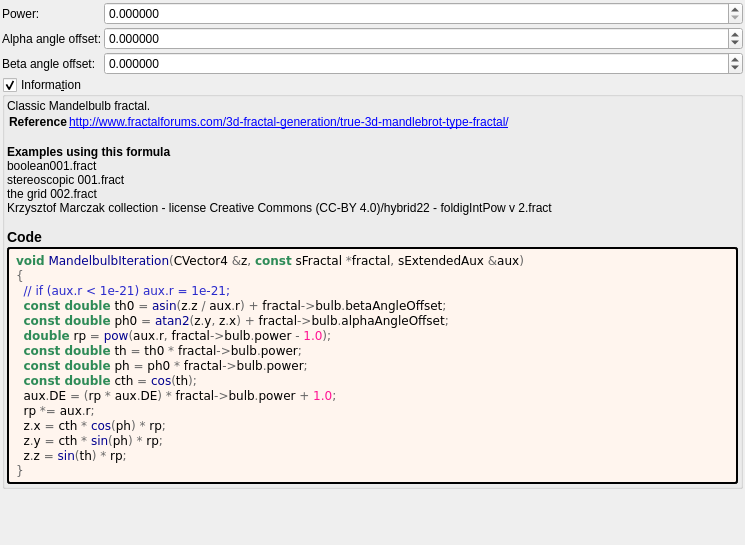
Qt form mandelbulber2/formula/ui/mandelbulb.ui (buddhi1980/mandelbulber2) before a commit.
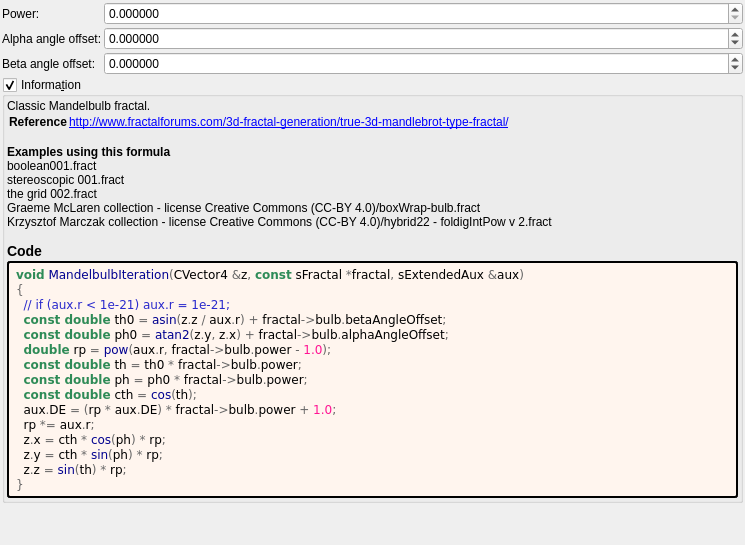
The same form after that commit. Custom widgets are drawn as their Qt base class.

Diff of the .ui file:
```diff
--- a/mandelbulber2/formula/ui/mandelbulb.ui
+++ b/mandelbulber2/formula/ui/mandelbulb.ui
@@ -175,7 +175,7 @@
 &lt;tr&gt;&lt;th&gt;Reference&lt;/th&gt;&lt;td&gt;&lt;a href=&quot;http://www.fractalforums.com/3d-fractal-generation/true-3d-mandlebrot-type-fractal/&quot;&gt;http://www.fractalforums.com/3d-fractal-generation/true-3d-mandlebrot-type-fractal/&lt;br&gt;
 &lt;/td&gt;&lt;/tr&gt;
 &lt;/table&gt;
-&lt;br&gt;&lt;b&gt;Examples using this formula&lt;/b&gt;&lt;br&gt;boolean001.fract&lt;br&gt;stereoscopic 001.fract&lt;br&gt;the grid 002.fract&lt;br&gt;Krzysztof Marczak collection - license Creative Commons (CC-BY 4.0)/hybrid22 - foldigIntPow v 2.fract&lt;h3&gt;Code&lt;/h3&gt;</string>
+&lt;br&gt;&lt;b&gt;Examples using this formula&lt;/b&gt;&lt;br&gt;boolean001.fract&lt;br&gt;stereoscopic 001.fract&lt;br&gt;the grid 002.fract&lt;br&gt;Graeme McLaren  collection - license Creative Commons  (CC-BY 4.0)/boxWrap-bulb.fract&lt;br&gt;Krzysztof Marczak collection - license Creative Commons (CC-BY 4.0)/hybrid22 - foldigIntPow v 2.fract&lt;h3&gt;Code&lt;/h3&gt;</string>
         </property>
         <property name="wordWrap">
          <bool>true</bool>
```
